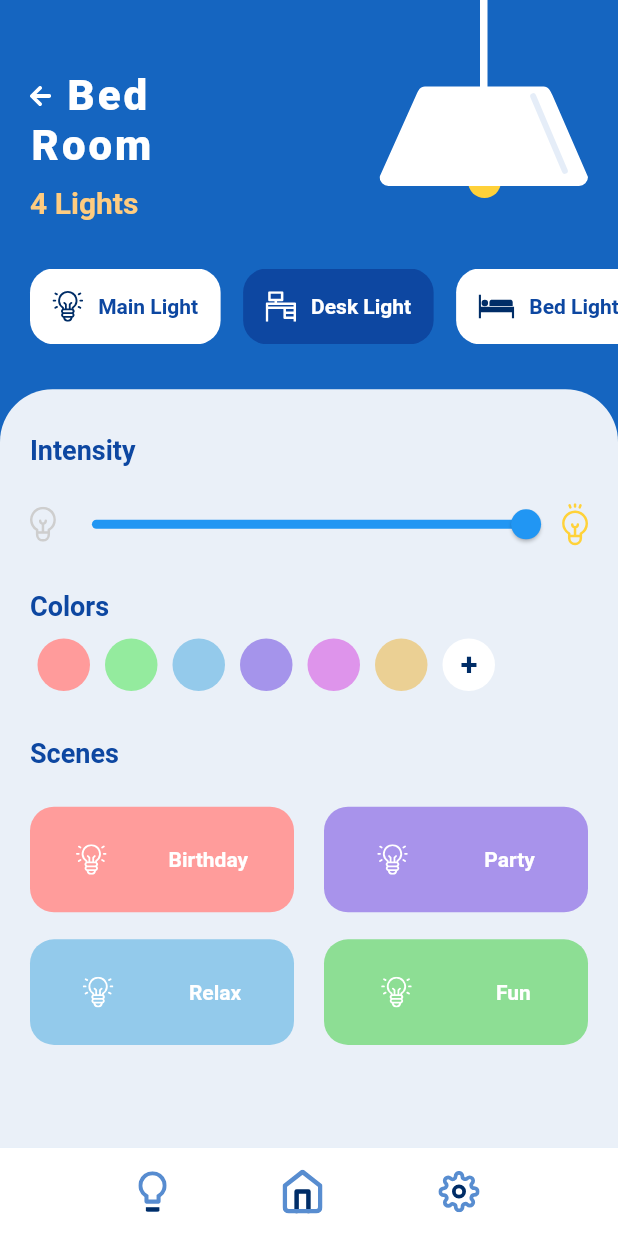
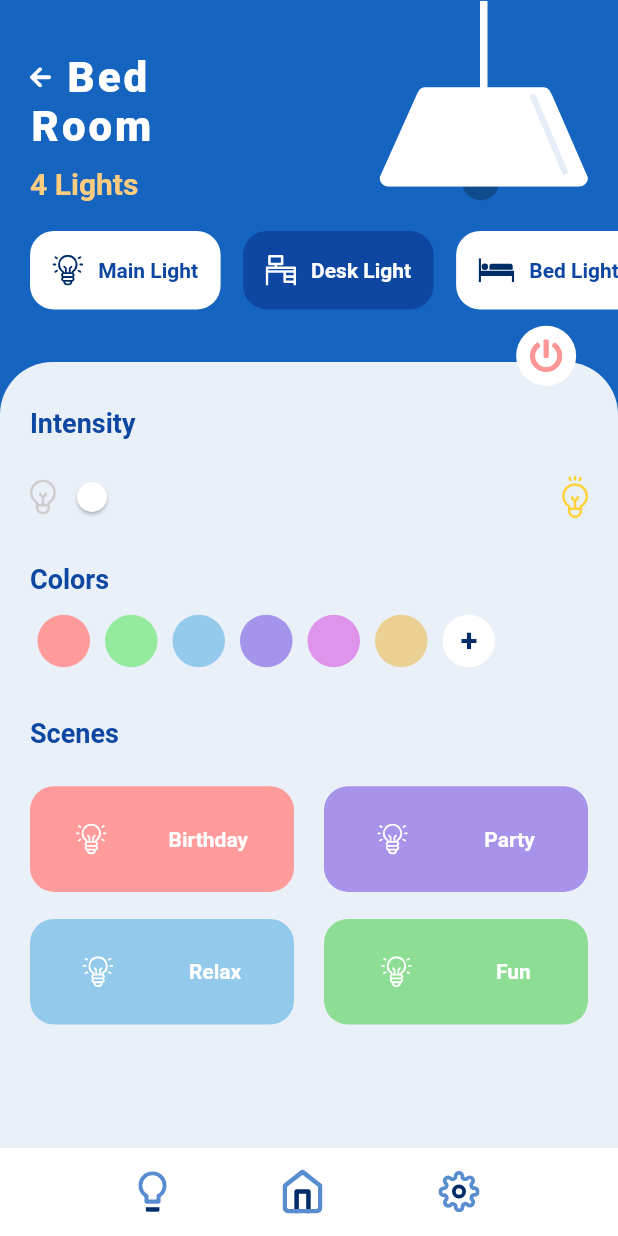
Before and after one commit to Amal4m41/AMAL_21_RDFPP, a Flutter app: the screen it shows after launch, after a tap on "Bed Room", on a phone screen of 412 x 824 dp. Run offline on Flutter 3.47's test engine with Material 2 defaults, Android fonts, the phone set to English and light mode, and no system bars; our stand-ins replace flutter_svg; network calls fail.

Commit message:
Added UI provider to manage state for light screen

```diff
--- /dev/null
+++ b/lib/components/bottom_nav_bar.dart
@@ -0,0 +1,22 @@
+import 'package:flutter/material.dart';
+import 'package:flutter_svg/svg.dart';
+
+class BottomNavBar extends StatelessWidget {
+  const BottomNavBar({Key? key}) : super(key: key);
+
+  @override
+  Widget build(BuildContext context) {
+    return Container(
+      color: Colors.white,
+      padding: EdgeInsets.all(15),
+      child: Row(
+        mainAxisAlignment: MainAxisAlignment.spaceEvenly,
+        children: [
+          SvgPicture.asset('assets/bulb.svg'),
+          SvgPicture.asset('assets/Icon feather-home.svg'),
+          SvgPicture.asset('assets/Icon feather-settings.svg'),
+        ],
+      ),
+    );
+  }
+}
--- /dev/null
+++ b/lib/components/custom_bottom_sheet.dart
@@ -0,0 +1,22 @@
+import 'package:flutter/material.dart';
+
+class CustomBottomSheet extends StatelessWidget {
+  final Widget child;
+
+  const CustomBottomSheet({required this.child});
+
+  @override
+  Widget build(BuildContext context) {
+    return Container(
+      padding: EdgeInsets.all(20),
+      decoration: const BoxDecoration(
+        color: Color(0xf1F6F8FB),
+        borderRadius: BorderRadius.only(
+          topLeft: Radius.circular(35),
+          topRight: Radius.circular(35),
+        ),
+      ),
+      child: child,
+    );
+  }
+}
--- /dev/null
+++ b/lib/providers/light_screen_provider.dart
@@ -0,0 +1,23 @@
+import 'package:flutter/cupertino.dart';
+
+//Even though the LightScreen widget's state can be managed using setState() which will rebuild the entire screen for any change in
+//state properties, I'll be using provider to notify the changes in it's state and rebuild only those components that are affected by the change.
+class LightScreenProvider extends ChangeNotifier {
+  double _sliderValue = 0;
+  Color _lightColor = Color(0xffFFD139).withOpacity(0);
+
+  double get sliderValue => _sliderValue;
+  Color get lightColor => _lightColor;
+
+  void setSliderValue(double value) {
+    _sliderValue = value;
+    _lightColor = _lightColor.withOpacity(value / 10);
+    notifyListeners();
+  }
+
+  //opacity ranges from 0.0 to 1.0
+  void setLightColor(Color color) {
+    _lightColor = color.withOpacity(_sliderValue / 10);
+    notifyListeners();
+  }
+}
--- a/lib/screens/control_panel_screen.dart
+++ b/lib/screens/control_panel_screen.dart
@@ -1,3 +1,5 @@
+import 'package:amal_21_rdfpp/components/bottom_nav_bar.dart';
+import 'package:amal_21_rdfpp/components/custom_bottom_sheet.dart';
 import 'package:amal_21_rdfpp/components/round_square_card.dart';
 import 'package:amal_21_rdfpp/screens/light_screen.dart';
 import 'package:amal_21_rdfpp/screens/profile_screen.dart';
@@ -28,7 +30,7 @@ class ControlPanelScreen extends StatelessWidget {
                 children: [
                   Column(
                     crossAxisAlignment: CrossAxisAlignment.start,
-                    children: [
+                    children: const [
                       Text(
                         'Control',
                         style: TextStyle(
@@ -60,15 +62,7 @@ class ControlPanelScreen extends StatelessWidget {
               ),
             ),
             Expanded(
-              child: Container(
-                padding: EdgeInsets.all(20),
-                decoration: const BoxDecoration(
-                  color: Color(0xf1F6F8FB),
-                  borderRadius: BorderRadius.only(
-                    topLeft: Radius.circular(35),
-                    topRight: Radius.circular(35),
-                  ),
-                ),
+              child: CustomBottomSheet(
                 child: Column(
                   crossAxisAlignment: CrossAxisAlignment.stretch,
                   children: [
@@ -108,18 +102,7 @@ class ControlPanelScreen extends StatelessWidget {
           ],
         ),
       ),
-      bottomNavigationBar: Container(
-        color: Colors.white,
-        padding: EdgeInsets.all(15),
-        child: Row(
-          mainAxisAlignment: MainAxisAlignment.spaceEvenly,
-          children: [
-            SvgPicture.asset('assets/bulb.svg'),
-            SvgPicture.asset('assets/Icon feather-home.svg'),
-            SvgPicture.asset('assets/Icon feather-settings.svg'),
-          ],
-        ),
-      ),
+      bottomNavigationBar: BottomNavBar(),
       // bottomNavigationBar: BottomNavigationBar(
       //   showSelectedLabels: false,
       //   showUnselectedLabels: false,
--- a/lib/screens/light_screen.dart
+++ b/lib/screens/light_screen.dart
@@ -1,11 +1,15 @@
+import 'package:amal_21_rdfpp/components/bottom_nav_bar.dart';
 import 'package:amal_21_rdfpp/components/circle_color_item.dart';
+import 'package:amal_21_rdfpp/components/custom_bottom_sheet.dart';
 import 'package:amal_21_rdfpp/components/horizontal_scroll_list.dart';
 import 'package:amal_21_rdfpp/components/rectangular_round_item.dart';
 import 'package:amal_21_rdfpp/components/round_square_card.dart';
+import 'package:amal_21_rdfpp/providers/light_screen_provider.dart';
 import 'package:amal_21_rdfpp/utils/constants.dart';
 import 'package:amal_21_rdfpp/utils/widget_functions.dart';
 import 'package:flutter/material.dart';
 import 'package:flutter_svg/flutter_svg.dart';
+import 'package:provider/provider.dart';
 
 class LightScreen extends StatelessWidget {
   static const String id = "LightScreen";
@@ -23,12 +27,18 @@ class LightScreen extends StatelessWidget {
 
   @override
   Widget build(BuildContext context) {
+    print("LIGHT SCREEN");
+    return ChangeNotifierProvider(
+      create: (BuildContext context) => LightScreenProvider(),
+      child: Builder(builder: (context) {
+        print("LIGHT SCREEN BUILDER");
         return Scaffold(
           backgroundColor: Colors.blue.shade800,
           body: Column(
             children: [
               Padding(
-            padding: const EdgeInsets.symmetric(vertical: 0.0, horizontal: 20),
+                padding:
+                    const EdgeInsets.symmetric(vertical: 0.0, horizontal: 20),
                 child: Row(
                   mainAxisAlignment: MainAxisAlignment.spaceBetween,
                   children: [
@@ -70,7 +80,38 @@ class LightScreen extends StatelessWidget {
                                 fontSize: 20, color: Colors.orange.shade200)),
                       ],
                     ),
-                SvgPicture.asset('assets/light bulb.svg'),
+                    Stack(
+                      children: [
+                        // SvgPicture.asset('assets/light bulb.svg',
+                        //     color: Colors.red),
+                        Container(
+                          height: 25,
+                          width: 25,
+                          margin: const EdgeInsets.only(left: 55, top: 108),
+                          decoration: const BoxDecoration(
+                            color: Colors.black26,
+                            shape: BoxShape.circle,
+                          ),
+                        ),
+                        Container(
+                          height: 25,
+                          width: 25,
+                          margin: const EdgeInsets.only(left: 55, top: 108),
+                          decoration: BoxDecoration(
+                              color: Provider.of<LightScreenProvider>(context)
+                                  .lightColor,
+                              shape: BoxShape.circle,
+                              boxShadow: [
+                                BoxShadow(
+                                    color: Provider.of<LightScreenProvider>(
+                                            context)
+                                        .lightColor,
+                                    blurRadius: 10)
+                              ]),
+                        ),
+                        SvgPicture.asset('assets/Group 38.svg'),
+                      ],
+                    )
                   ],
                 ),
               ),
@@ -103,18 +144,11 @@ class LightScreen extends StatelessWidget {
                       );
                     },
                   )),
-          addVerticalSpace(30),
+              addVerticalSpace(35),
               Expanded(
                 flex: 10,
-            child: Container(
-              padding: EdgeInsets.all(20),
-              decoration: const BoxDecoration(
-                color: Color(0xf1F6F8FB),
-                borderRadius: BorderRadius.only(
-                  topLeft: Radius.circular(35),
-                  topRight: Radius.circular(35),
-                ),
-              ),
+                child: Stack(children: [
+                  CustomBottomSheet(
                     child: Column(
                       crossAxisAlignment: CrossAxisAlignment.stretch,
                       children: [
@@ -130,7 +164,27 @@ class LightScreen extends StatelessWidget {
                         Row(
                           children: [
                             SvgPicture.asset('assets/solution2.svg'),
-                      Expanded(child: Slider(value: 1, onChanged: (value) {})),
+                            Expanded(
+                              child: SliderTheme(
+                                data: SliderThemeData(
+                                    trackHeight: 0.1,
+                                    activeTrackColor: Colors.orange.shade200,
+                                    inactiveTickMarkColor: Colors.grey,
+                                    thumbColor: Colors.white),
+                                child: Slider(
+                                    min: 0,
+                                    max: 10,
+                                    divisions: 10,
+                                    value: Provider.of<LightScreenProvider>(
+                                            context)
+                                        .sliderValue,
+                                    onChanged: (value) {
+                                      Provider.of<LightScreenProvider>(context,
+                                              listen: false)
+                                          .setSliderValue(value);
+                                    }),
+                              ),
+                            ),
                             SvgPicture.asset('assets/solution.svg'),
                           ],
                         ),
@@ -148,9 +202,18 @@ class LightScreen extends StatelessWidget {
                               numberOfItems: listOfColorItems.length,
                               spaceBetween: 10,
                               padding: EdgeInsets.all(5),
-                      builderCallBack: (context, index) =>
-                          listOfColorItems[index],
-                    ),
+                              builderCallBack: (context, index) {
+                                final item = listOfColorItems[index];
+                                return InkWell(
+                                    onTap: () {
+                                      if (index == listOfColorItems.length - 1)
+                                        return;
+                                      Provider.of<LightScreenProvider>(context,
+                                              listen: false)
+                                          .setLightColor(item.color);
+                                    },
+                                    child: item);
+                              }),
                         ),
                         addVerticalSpace(20),
                         Text(
@@ -172,10 +235,11 @@ class LightScreen extends StatelessWidget {
                             children: scenesList
                                 .map(
                                   (item) => RectangularRoundItem(
-                                bgColor:
-                                    Color(int.parse(item['color'] as String)),
+                                      bgColor: Color(
+                                          int.parse(item['color'] as String)),
                                       title: item['mainTitle'] as String,
-                                icon: SvgPicture.asset(item['image'] as String,
+                                      icon: SvgPicture.asset(
+                                          item['image'] as String,
                                           color: Colors.white),
                                       textColor: Colors.white),
                                 )
@@ -186,21 +250,22 @@ class LightScreen extends StatelessWidget {
                       ],
                     ),
                   ),
+                  Align(
+                    child: CircleAvatar(
+                      child: SvgPicture.asset(
+                          'assets/Icon awesome-power-off.svg',
+                          height: 22),
+                      backgroundColor: Colors.white,
+                    ),
+                    alignment: Alignment(0.85, -1.1),
+                  ),
+                ]),
               )
             ],
           ),
-      bottomNavigationBar: Container(
-        color: Colors.white,
-        padding: EdgeInsets.all(15),
-        child: Row(
-          mainAxisAlignment: MainAxisAlignment.spaceEvenly,
-          children: [
-            SvgPicture.asset('assets/bulb.svg'),
-            SvgPicture.asset('assets/Icon feather-home.svg'),
-            SvgPicture.asset('assets/Icon feather-settings.svg'),
-          ],
-        ),
-      ),
+          bottomNavigationBar: BottomNavBar(),
+        );
+      }),
     );
   }
 }
--- a/lib/screens/profile_screen.dart
+++ b/lib/screens/profile_screen.dart
@@ -24,7 +24,7 @@ class ProfileScreen extends StatelessWidget {
                   height: 120,
                   decoration: BoxDecoration(
                       color: Colors.blue.shade800,
-                      borderRadius: BorderRadius.only(
+                      borderRadius: const BorderRadius.only(
                           bottomLeft: Radius.circular(300),
                           bottomRight: Radius.circular(300))),
                 ),
@@ -41,7 +41,7 @@ class ProfileScreen extends StatelessWidget {
               child: Column(
                 children: [
                   addVerticalSpace(20),
-                  Text(
+                  const Text(
                     "Amal Sunil Pillai",
                     style: TextStyle(
                         color: Colors.black,
@@ -49,9 +49,9 @@ class ProfileScreen extends StatelessWidget {
                         fontSize: 30),
                   ),
                   addVerticalSpace(25),
-                  Text('Bio', style: kBoldFont),
+                  const Text('Bio', style: kBoldFont),
                   addVerticalSpace(10),
-                  Text(
+                  const Text(
                     "I'm final year Computer Science student in Symbiosis Institute of Computer Science and Research, Pune. \n"
                     "I'm a passionate Software Developer with experience in Machine Learning, Blockchain Development, Game Development, "
                     "Android Development, Computer Vision and Flutter Development.",
@@ -59,15 +59,15 @@ class ProfileScreen extends StatelessWidget {
                     textAlign: TextAlign.center,
                   ),
                   addVerticalSpace(20),
-                  Text('Contact Number :', style: kBoldFont),
+                  const Text('Contact Number :', style: kBoldFont),
                   addVerticalSpace(10),
-                  Text('+91 7907361102'),
-                  Text('+91 7620035183'),
-                  Text('+971 55 9221517'),
+                  const Text('+91 7907361102'),
+                  const Text('+91 7620035183'),
+                  const Text('+971 55 9221517'),
                   addVerticalSpace(20),
-                  Text('Email :', style: kBoldFont),
+                  const Text('Email :', style: kBoldFont),
                   addVerticalSpace(10),
-                  Text('amalsunil117@gmail.com'),
+                  const Text('amalsunil117@gmail.com'),
                 ],
               ),
             ),
--- a/pubspec.yaml
+++ b/pubspec.yaml
@@ -34,7 +34,12 @@ dependencies:
   # The following adds the Cupertino Icons font to your application.
   # Use with the CupertinoIcons class for iOS style icons.
   cupertino_icons: ^1.0.2
+
+  #To handle svg data content.
   flutter_svg: ^0.23.0+1
+
+  #For state management
+  provider: ^6.0.1
 
 dev_dependencies:
   flutter_test:
```
Also changed, not shown: pubspec.lock. Lines whose indentation alone changed are shown as unchanged.
